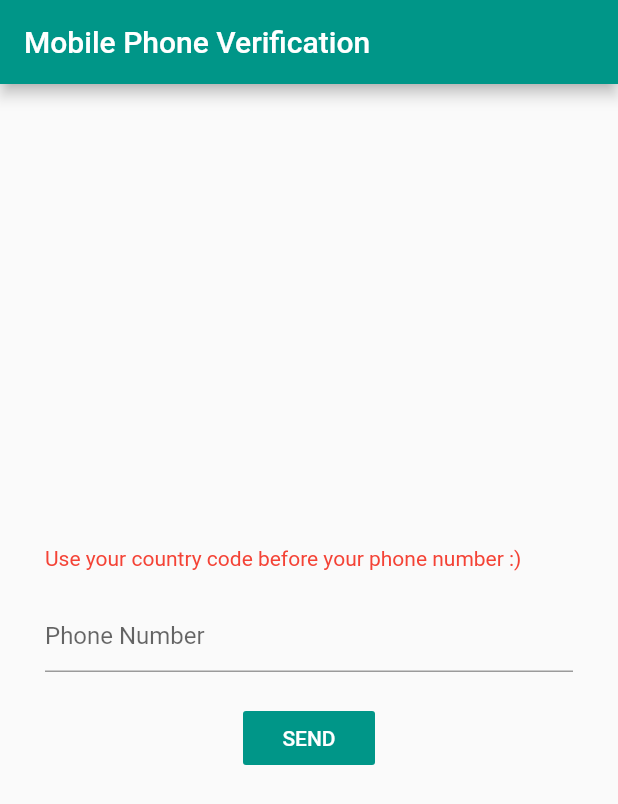
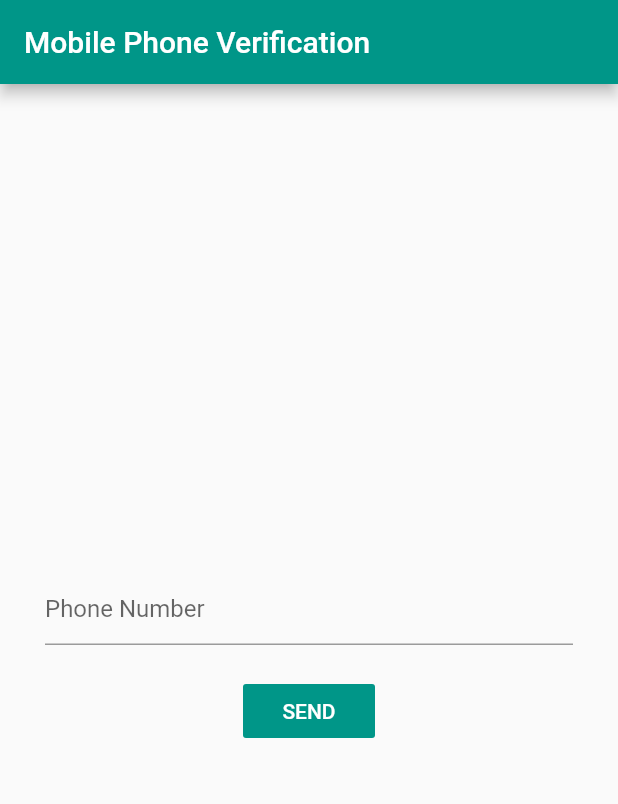
Before and after one commit to Pranav2918/PhoneVerification, a Flutter app: the screen it shows after launch, on a phone screen of 412 x 824 dp. Shown: the top 804 px of the screen. Run offline on Flutter 3.47's test engine with Material 2 defaults, Android fonts, the phone set to English and light mode, and no system bars; our stand-ins replace firebase_auth, firebase_core; accounts and stored records are empty.

Commit message:
Final Commit

```diff
--- a/lib/screens/login_screen.dart
+++ b/lib/screens/login_screen.dart
@@ -56,10 +56,6 @@ class _LoginScreenState extends State<LoginScreen> {
       crossAxisAlignment: CrossAxisAlignment.start,
       children: <Widget>[
         Spacer(),
-        Container(
-            child: Text('Use your country code before your phone number :)',
-                style: TextStyle(color: Colors.red))),
-        SizedBox(height: 20),
         TextField(
           controller: phoneController,
           decoration: InputDecoration(hintText: "Phone Number"),
```
